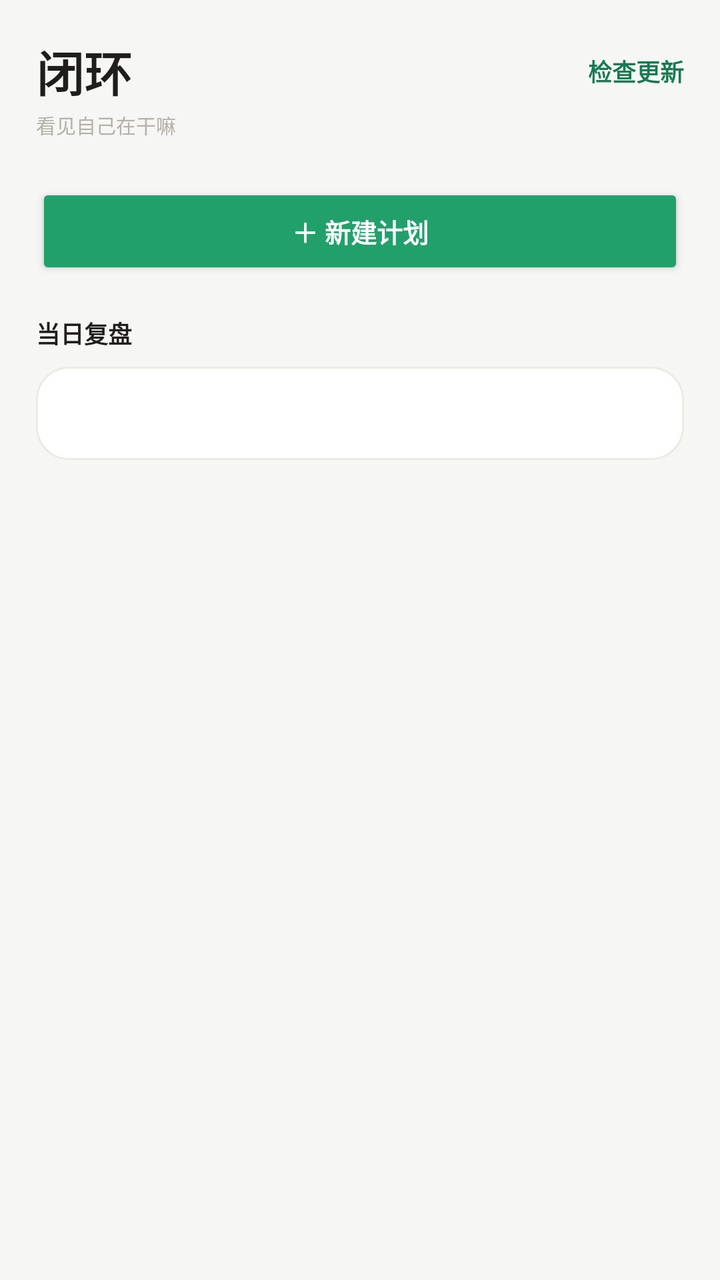
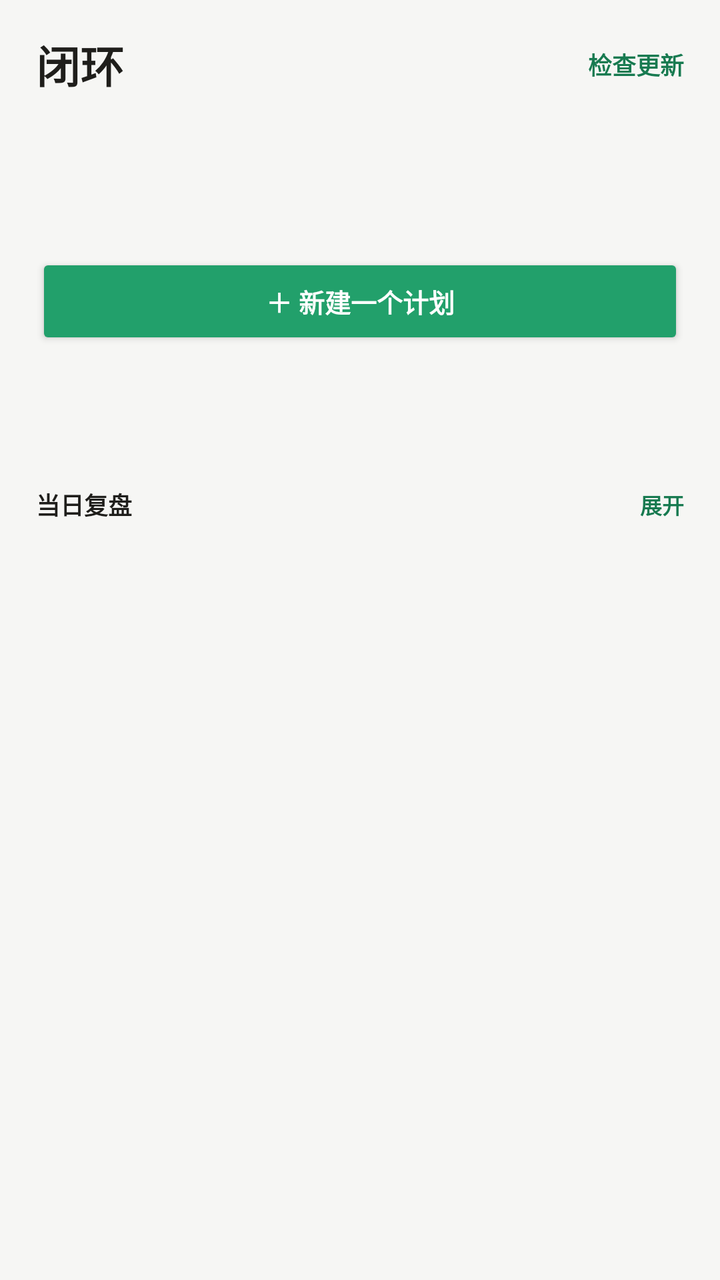

An Android layout rendered at two revisions. The XML below is the earlier revision; the diff shows what the commit changed to produce the second picture.
<!-- AndroidManifest.xml: application theme Theme.ClosedLoop -->
<!-- res/layout/activity_main.xml -->
<?xml version="1.0" encoding="utf-8"?>
<ScrollView xmlns:android="http://schemas.android.com/apk/res/android"
    android:layout_width="match_parent"
    android:layout_height="match_parent"
    android:fillViewport="true">

    <LinearLayout
        android:layout_width="match_parent"
        android:layout_height="wrap_content"
        android:orientation="vertical"
        android:padding="18dp">

        <LinearLayout
            android:layout_width="match_parent"
            android:layout_height="wrap_content"
            android:orientation="vertical">

            <LinearLayout
                android:layout_width="match_parent"
                android:layout_height="wrap_content"
                android:gravity="center_vertical"
                android:orientation="horizontal">

                <TextView
                    android:layout_width="wrap_content"
                    android:layout_height="wrap_content"
                    android:text="闭环"
                    android:textColor="#1F1E1B"
                    android:textSize="24sp"
                    android:textStyle="bold" />

                <Space
                    android:layout_width="0dp"
                    android:layout_height="wrap_content"
                    android:layout_weight="1" />

                <TextView
                    android:id="@+id/dateView"
                    android:layout_width="wrap_content"
                    android:layout_height="wrap_content"
                    android:textColor="#6B6A66"
                    android:textSize="12sp" />

                <TextView
                    android:id="@+id/btnUpdate"
                    android:layout_width="wrap_content"
                    android:layout_height="wrap_content"
                    android:paddingStart="12dp"
                    android:text="检查更新"
                    android:textColor="#177A50"
                    android:textSize="12sp"
                    android:textStyle="bold" />
            </LinearLayout>

            <TextView
                android:layout_width="wrap_content"
                android:layout_height="wrap_content"
                android:layout_marginTop="2dp"
                android:text="看见自己在干嘛"
                android:textColor="#B4B2A9"
                android:textSize="10sp" />
        </LinearLayout>

        <LinearLayout
            android:id="@+id/plansContainer"
            android:layout_width="match_parent"
            android:layout_height="wrap_content"
            android:layout_marginTop="14dp"
            android:orientation="vertical" />

        <Button
            android:id="@+id/btnNew"
            android:layout_width="match_parent"
            android:layout_height="48dp"
            android:layout_marginTop="8dp"
            android:backgroundTint="#22A06B"
            android:text="＋ 新建计划"
            android:textColor="#FFFFFF"
            android:textSize="13sp"
            android:textStyle="bold" />

        <TextView
            android:layout_width="match_parent"
            android:layout_height="wrap_content"
            android:layout_marginTop="18dp"
            android:text="当日复盘"
            android:textColor="#1F1E1B"
            android:textSize="12sp"
            android:textStyle="bold" />

        <TextView
            android:id="@+id/review"
            android:layout_width="match_parent"
            android:layout_height="wrap_content"
            android:layout_marginTop="8dp"
            android:background="@drawable/bg_card"
            android:lineSpacingMultiplier="1.4"
            android:padding="16dp"
            android:textColor="#6B6A66"
            android:textSize="11sp" />
    </LinearLayout>
</ScrollView>
<!-- resources referenced by this layout -->
<resources>
  <!-- drawable bg_card (drawable) -->
  <?xml version="1.0" encoding="utf-8"?>
  <shape xmlns:android="http://schemas.android.com/apk/res/android"
      android:shape="rectangle">
      <solid android:color="#FFFFFF" />
      <stroke android:width="1dp" android:color="#EDEAE3" />
      <corners android:radius="16dp" />
  </shape>
  <style name="Theme.ClosedLoop" parent="Theme.AppCompat.Light.NoActionBar">
          <item name="colorAccent">#22A06B</item>
          <item name="android:windowBackground">#F6F6F4</item>
          <item name="android:statusBarColor">#F6F6F4</item>
          <item name="android:windowLightStatusBar">true</item>
      </style>
</resources>

<!-- the commit's change to res/layout/activity_main.xml (unified diff, before → after) -->
@@ -8,59 +8,82 @@
         android:layout_width="match_parent"
         android:layout_height="wrap_content"
         android:orientation="vertical"
-        android:padding="18dp">
+        android:paddingLeft="18dp"
+        android:paddingTop="16dp"
+        android:paddingRight="18dp"
+        android:paddingBottom="24dp">
 
+        
         <LinearLayout
             android:layout_width="match_parent"
             android:layout_height="wrap_content"
-            android:orientation="vertical">
-
-            <LinearLayout
-                android:layout_width="match_parent"
-                android:layout_height="wrap_content"
-                android:gravity="center_vertical"
-                android:orientation="horizontal">
-
-                <TextView
-                    android:layout_width="wrap_content"
-                    android:layout_height="wrap_content"
-                    android:text="闭环"
-                    android:textColor="#1F1E1B"
-                    android:textSize="24sp"
-                    android:textStyle="bold" />
-
-                <Space
-                    android:layout_width="0dp"
-                    android:layout_height="wrap_content"
-                    android:layout_weight="1" />
-
-                <TextView
-                    android:id="@+id/dateView"
-                    android:layout_width="wrap_content"
-                    android:layout_height="wrap_content"
-                    android:textColor="#6B6A66"
-                    android:textSize="12sp" />
-
-                <TextView
-                    android:id="@+id/btnUpdate"
-                    android:layout_width="wrap_content"
-                    android:layout_height="wrap_content"
-                    android:paddingStart="12dp"
-                    android:text="检查更新"
-                    android:textColor="#177A50"
-                    android:textSize="12sp"
-                    android:textStyle="bold" />
-            </LinearLayout>
+            android:gravity="center_vertical"
+            android:orientation="horizontal">
 
             <TextView
                 android:layout_width="wrap_content"
                 android:layout_height="wrap_content"
-                android:layout_marginTop="2dp"
-                android:text="看见自己在干嘛"
-                android:textColor="#B4B2A9"
-                android:textSize="10sp" />
+                android:text="闭环"
+                android:textColor="#1F1E1B"
+                android:textSize="22sp"
+                android:textStyle="bold" />
+
+            <Space
+                android:layout_width="0dp"
+                android:layout_height="wrap_content"
+                android:layout_weight="1" />
+
+            <TextView
+                android:id="@+id/dateView"
+                android:layout_width="wrap_content"
+                android:layout_height="wrap_content"
+                android:textColor="#6B6A66"
+                android:textSize="12sp" />
+
+            <TextView
+                android:id="@+id/btnUpdate"
+                android:layout_width="wrap_content"
+                android:layout_height="wrap_content"
+                android:paddingStart="12dp"
+                android:text="检查更新"
+                android:textColor="#177A50"
+                android:textSize="12sp"
+                android:textStyle="bold" />
         </LinearLayout>
 
+        
+        <TextView
+            android:id="@+id/headline"
+            android:layout_width="match_parent"
+            android:layout_height="wrap_content"
+            android:layout_marginTop="14dp"
+            android:lineSpacingMultiplier="1.35"
+            android:textColor="#1F1E1B"
+            android:textSize="19sp"
+            android:textStyle="bold" />
+
+        <TextView
+            android:id="@+id/subline"
+            android:layout_width="match_parent"
+            android:layout_height="wrap_content"
+            android:layout_marginTop="6dp"
+            android:lineSpacingMultiplier="1.4"
+            android:textColor="#6B6A66"
+            android:textSize="11sp" />
+
+        
+        <TextView
+            android:id="@+id/banner"
+            android:layout_width="match_parent"
+            android:layout_height="wrap_content"
+            android:layout_marginTop="12dp"
+            android:background="@drawable/bg_banner"
+            android:padding="13dp"
+            android:textColor="#8A5A00"
+            android:textSize="12sp"
+            android:visibility="gone" />
+
+        
         <LinearLayout
             android:id="@+id/plansContainer"
             android:layout_width="match_parent"
@@ -72,31 +95,71 @@
             android:id="@+id/btnNew"
             android:layout_width="match_parent"
             android:layout_height="48dp"
-            android:layout_marginTop="8dp"
+            android:layout_marginTop="4dp"
             android:backgroundTint="#22A06B"
-            android:text="＋ 新建计划"
+            android:text="＋ 新建一个计划"
             android:textColor="#FFFFFF"
             android:textSize="13sp"
             android:textStyle="bold" />
 
+        
         <TextView
+            android:id="@+id/allPlans"
             android:layout_width="match_parent"
             android:layout_height="wrap_content"
-            android:layout_marginTop="18dp"
-            android:text="当日复盘"
-            android:textColor="#1F1E1B"
-            android:textSize="12sp"
-            android:textStyle="bold" />
+            android:layout_marginTop="14dp"
+            android:gravity="center"
+            android:padding="8dp"
+            android:textColor="#6B6A66"
+            android:textSize="11sp" />
+
+        
+        <LinearLayout
+            android:id="@+id/reviewHead"
+            android:layout_width="match_parent"
+            android:layout_height="wrap_content"
+            android:layout_marginTop="16dp"
+            android:gravity="center_vertical"
+            android:orientation="horizontal"
+            android:paddingTop="8dp"
+            android:paddingBottom="8dp">
+
+            <TextView
+                android:layout_width="wrap_content"
+                android:layout_height="wrap_content"
+                android:text="当日复盘"
+                android:textColor="#1F1E1B"
+                android:textSize="12sp"
+                android:textStyle="bold" />
+
+            <TextView
+                android:id="@+id/reviewSummary"
+                android:layout_width="0dp"
+                android:layout_height="wrap_content"
+                android:layout_weight="1"
+                android:paddingStart="10dp"
+                android:textColor="#6B6A66"
+                android:textSize="11sp" />
+
+            <TextView
+                android:id="@+id/reviewToggle"
+                android:layout_width="wrap_content"
+                android:layout_height="wrap_content"
+                android:text="展开"
+                android:textColor="#177A50"
+                android:textSize="11sp"
+                android:textStyle="bold" />
+        </LinearLayout>
 
         <TextView
             android:id="@+id/review"
             android:layout_width="match_parent"
             android:layout_height="wrap_content"
-            android:layout_marginTop="8dp"
             android:background="@drawable/bg_card"
-            android:lineSpacingMultiplier="1.4"
+            android:lineSpacingMultiplier="1.55"
             android:padding="16dp"
             android:textColor="#6B6A66"
-            android:textSize="11sp" />
+            android:textSize="11sp"
+            android:visibility="gone" />
     </LinearLayout>
 </ScrollView>
<!-- resource entries referenced after the edit -->
@@ -1,5 +1,13 @@
 <!-- resources referenced by this layout -->
 <resources>
+  <!-- drawable bg_banner (drawable) -->
+  <?xml version="1.0" encoding="utf-8"?>
+  <shape xmlns:android="http://schemas.android.com/apk/res/android"
+      android:shape="rectangle">
+      <solid android:color="#FBF4E4" />
+      <stroke android:width="1dp" android:color="#F0E2C4" />
+      <corners android:radius="12dp" />
+  </shape>
   <!-- drawable bg_card (drawable) -->
   <?xml version="1.0" encoding="utf-8"?>
   <shape xmlns:android="http://schemas.android.com/apk/res/android"
